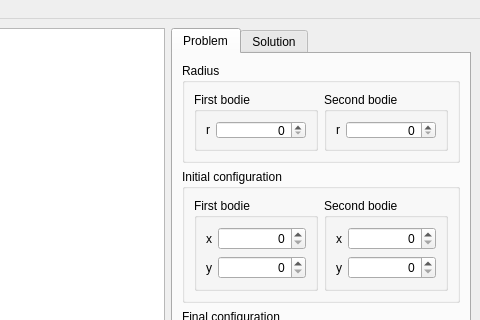
Above: src/mainwindow.ui from Manipulators/Manipulator before the change; both pictures show x 211 to 691 and y 0 to 320 of the 691 by 476 pixel window. Below: the same form after it.
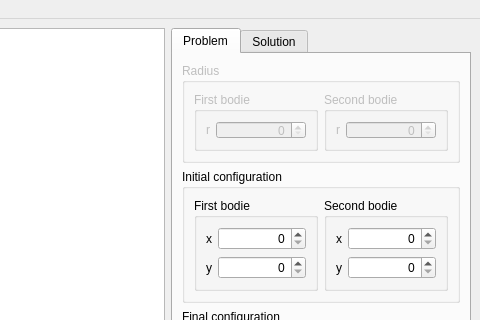
That is the form after the change. The open tabs and pages were chosen to show the change.

Commit message: Adding interactions between problem and solution tabs

```diff
--- a/src/mainwindow.ui
+++ b/src/mainwindow.ui
@@ -42,6 +42,9 @@
        <layout class="QVBoxLayout" name="verticalLayout">
         <item>
          <widget class="QGroupBox" name="groupBoxRadius">
+          <property name="enabled">
+           <bool>false</bool>
+          </property>
           <property name="maximumSize">
            <size>
             <width>16777215</width>
```
Left out of the diff: 2 changed lines with no effect on the pictures. The commit also changes 1 other file.
